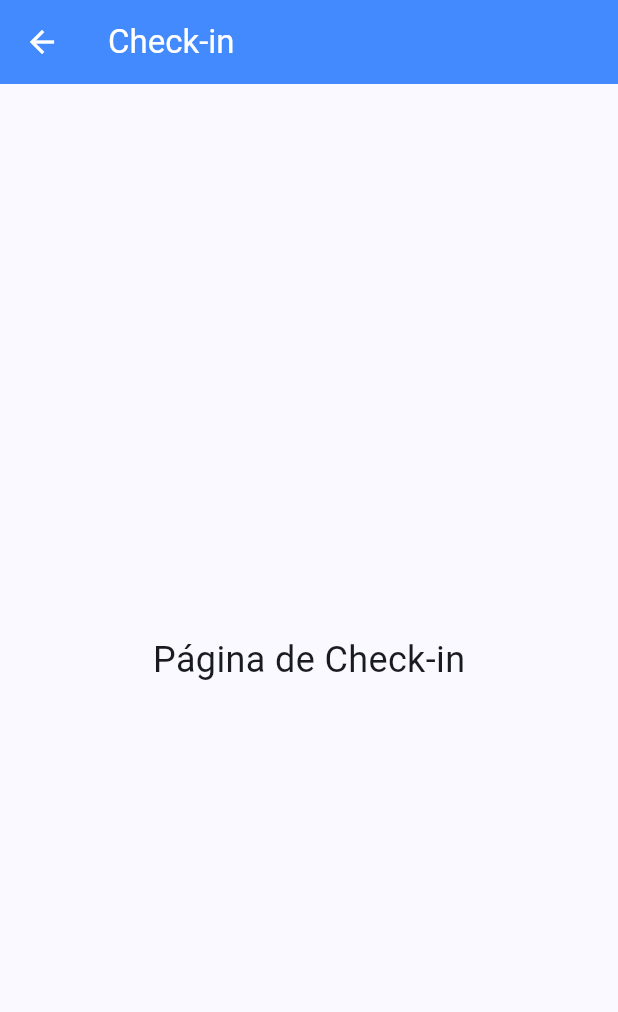
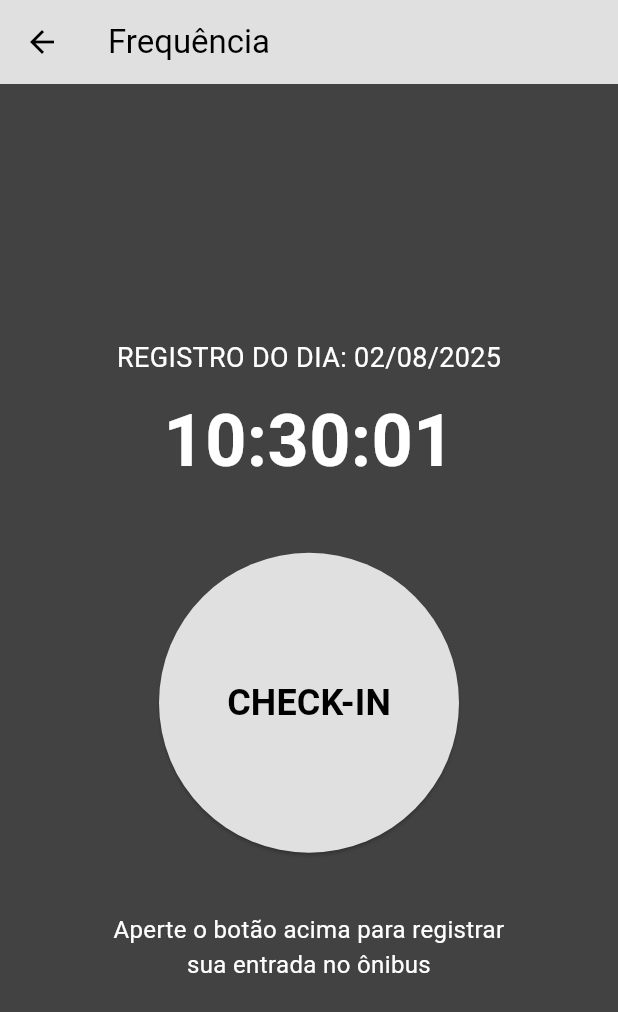
Before and after one commit to jfelype01/Trabalho-de-Engenharia-de-Software, a Flutter app: the CheckInScreen screen opened directly, on a phone screen of 412 x 824 dp. Shown: the top 1012 px of the screen. Run offline on Flutter 3.47's test engine with Material 3 defaults, Android fonts, the phone set to English and light mode, and no system bars.

Commit message:
tela de check-in
tela estava em branco: coloquei o botão e o contador de datas

```diff
--- a/lib/checkIn_screen.dart
+++ b/lib/checkIn_screen.dart
@@ -1,18 +1,155 @@
+// lib/checkIn_screen.dart
+
+import 'dart:async';
 import 'package:flutter/material.dart';
+import 'package:intl/intl.dart';
 
-class CheckInScreen extends StatelessWidget {
+class CheckInScreen extends StatefulWidget {
   const CheckInScreen({super.key});
 
   @override
+  State<CheckInScreen> createState() => _CheckInScreenState();
+}
+
+class _CheckInScreenState extends State<CheckInScreen> {
+  // Variável para controlar o estado do check-in
+  bool _isCheckedIn = false;
+
+  // Variáveis para o relógio em tempo real
+  late DateTime _currentTime;
+  late Timer _timer;
+
+  @override
+  void initState() {
+    super.initState();
+    // Inicializa a hora e configura um timer para atualizar a cada segundo
+    _currentTime = DateTime.now();
+    _timer = Timer.periodic(const Duration(seconds: 1), (Timer t) {
+      if (mounted) {
+        setState(() {
+          _currentTime = DateTime.now();
+        });
+      }
+    });
+  }
+
+  @override
+  void dispose() {
+    // É essencial cancelar o timer para evitar vazamentos de memória
+    _timer.cancel();
+    super.dispose();
+  }
+
+  // Função chamada quando o botão de check-in é pressionado
+  void _handleCheckIn() {
+    setState(() {
+      _isCheckedIn = true;
+    });
+
+    // Exibe o pop-up de confirmação
+    showDialog(
+      context: context,
+      builder: (BuildContext context) {
+        return AlertDialog(
+          title: const Text("Sucesso!"),
+          content: const Text("Check-in realizado com sucesso!"),
+          actions: <Widget>[
+            TextButton(
+              child: const Text("OK"),
+              onPressed: () {
+                Navigator.of(context).pop(); // Fecha o pop-up
+              },
+            ),
+          ],
+        );
+      },
+    );
+  }
+
+  @override
   Widget build(BuildContext context) {
+    // Formata a data e a hora para exibição
+    final String formattedDate = DateFormat('dd/MM/yyyy').format(_currentTime);
+    final String formattedTime = DateFormat('HH:mm:ss').format(_currentTime);
+
     return Scaffold(
+      backgroundColor: const Color(
+        0xFF424242,
+      ), // Fundo cinza escuro, como no Figma
       appBar: AppBar(
-        title: const Text('Check-in'),
-        backgroundColor: Colors.blueAccent,
-        foregroundColor: Colors.white,
+        title: const Text('Frequência'),
+        backgroundColor: Colors.grey[300], // Cinza claro, como no Figma
+        foregroundColor: Colors.black,
       ),
-      body: const Center(
-        child: Text('Página de Check-in', style: TextStyle(fontSize: 24)),
+      body: Center(
+        child: Column(
+          mainAxisAlignment: MainAxisAlignment.center,
+          children: <Widget>[
+            // O ÍCONE DO ÔNIBUS FOI REMOVIDO DAQUI
+
+            // Texto do registro do dia
+            Text(
+              'REGISTRO DO DIA: $formattedDate',
+              style: const TextStyle(color: Colors.white, fontSize: 18),
+            ),
+            const SizedBox(height: 8),
+
+            // Relógio
+            Text(
+              formattedTime,
+              style: const TextStyle(
+                color: Colors.white,
+                fontSize: 48,
+                fontWeight: FontWeight.bold,
+              ),
+            ),
+            const SizedBox(height: 40),
+
+            // Botão de Check-in Circular
+            SizedBox(
+              width: 200,
+              height: 200,
+              child: ElevatedButton(
+                // Se _isCheckedIn for true, a função onPressed é null (desativado)
+                onPressed: _isCheckedIn ? null : _handleCheckIn,
+                style: ElevatedButton.styleFrom(
+                  shape: const CircleBorder(),
+                  // A cor do botão muda com base no estado _isCheckedIn
+                  backgroundColor: _isCheckedIn
+                      ? Colors.green
+                      : Colors.grey[300],
+                  // A cor do conteúdo (ícone/texto) muda
+                  foregroundColor: _isCheckedIn ? Colors.white : Colors.black,
+                  disabledBackgroundColor:
+                      Colors.green[600], // Cor quando desativado
+                ),
+                child: _isCheckedIn
+                    ? const Icon(
+                        Icons.check,
+                        size: 80,
+                      ) // Ícone de check após clicar
+                    : const Text(
+                        'CHECK-IN',
+                        style: TextStyle(
+                          fontSize: 24,
+                          fontWeight: FontWeight.bold,
+                        ),
+                      ),
+              ),
+            ),
+            const SizedBox(height: 40),
+
+            // Texto de instrução
+            Text(
+              // O texto muda com base no estado _isCheckedIn
+              _isCheckedIn
+                  ? 'Seu registro de hoje foi concluído!'
+                  : 'Aperte o botão acima para registrar\nsua entrada no ônibus',
+              textAlign: TextAlign.center,
+              style: const TextStyle(color: Colors.white, fontSize: 16),
+            ),
+          ],
+        ),
       ),
     );
   }
--- a/pubspec.yaml
+++ b/pubspec.yaml
@@ -30,6 +30,7 @@ environment:
 dependencies:
   flutter:
     sdk: flutter
+  intl: ^0.19.0
 
   # The following adds the Cupertino Icons font to your application.
   # Use with the CupertinoIcons class for iOS style icons.
```
Also changed, not shown: pubspec.lock.
